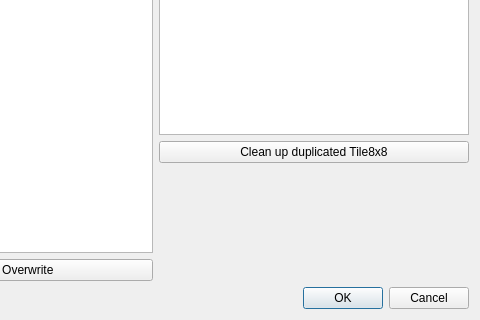
The window that Dialog/TilesetEditDialog.ui (wario-land/WL4Editor) describes before a commit, drawn with Qt 5; both pictures show x 802 to 1282 and y 421 to 741 of the 1282 by 741 pixel window.
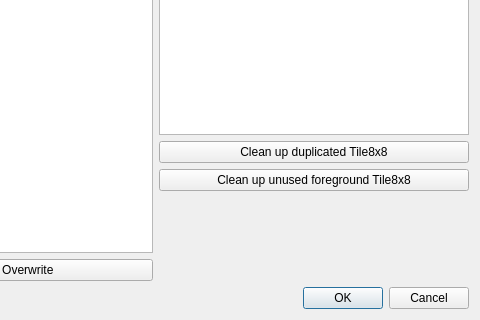
The same window after the commit. Custom widgets are drawn as their Qt base class.

```diff
--- a/Dialog/TilesetEditDialog.ui
+++ b/Dialog/TilesetEditDialog.ui
@@ -666,6 +666,13 @@
          </property>
         </widget>
        </item>
+       <item>
+        <widget class="QPushButton" name="pushButton_CleanUpUnusedTile8x8">
+         <property name="text">
+          <string>Clean up unused foreground Tile8x8</string>
+         </property>
+        </widget>
+       </item>
        <item>
         <spacer name="verticalSpacer_2">
          <property name="orientation">
```
Left out of the diff: 2 changed lines with no effect on the pictures.
